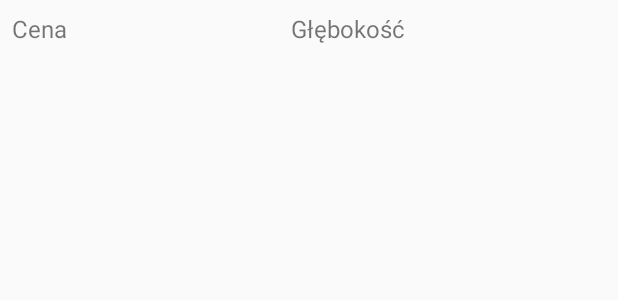
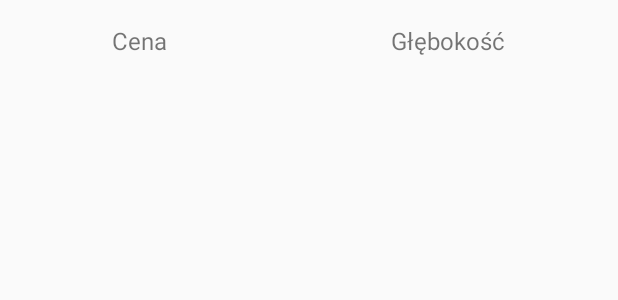
Before and after one commit to bartek0403/BitbayApi, an Android app: the layout recyclerview_row.xml on its own in the app's theme, with its tools: preview values and no code run, on a phone screen of 412 x 824 dp. Shown: the top 300 px of the screen. Run offline under Robolectric (Android 15) with nearby library versions, the phone set to English and light mode, and no system bars.

Commit message:
Layout tweaks

```diff
--- a/app/src/main/java/com/pwr/janek/bitbayapi/MainActivityFeatures/MainActivity.java
+++ b/app/src/main/java/com/pwr/janek/bitbayapi/MainActivityFeatures/MainActivity.java
@@ -34,6 +34,7 @@ import butterknife.OnClick;
 import butterknife.OnItemSelected;
 
 //TODO: Poprawić layout
+//TODO: Formatowanie liczb
 
 
 public class MainActivity extends AppCompatActivity implements MVPMainActivityContract.View {
--- a/app/src/main/java/com/pwr/janek/bitbayapi/OrderBookFeatures/Adapter/OrderBookAdapter.java
+++ b/app/src/main/java/com/pwr/janek/bitbayapi/OrderBookFeatures/Adapter/OrderBookAdapter.java
@@ -47,8 +47,8 @@ public class OrderBookAdapter extends RecyclerView.Adapter<OrderBookViewHolder>
             orderBookElement = orderBook.getBids().get(position);
         }
 
-        holder.price.setText(String.valueOf(orderBookElement.get(0)));
-        holder.depth.setText(String.valueOf(orderBookElement.get(1)));
+        holder.price.setText(String.format("%.2f",orderBookElement.get(0)) );
+        holder.depth.setText(String.format("%.8f",orderBookElement.get(1)));
     }
 
     @Override
--- a/app/src/main/res/layout/recyclerview_row.xml
+++ b/app/src/main/res/layout/recyclerview_row.xml
@@ -12,7 +12,9 @@
         android:textSize="16dp"
         android:padding="8dp"
         android:layout_weight="1"
-        android:id="@+id/price_row"/>
+        android:id="@+id/price_row"
+        android:layout_margin="8dp"
+        android:gravity="center"/>
     <TextView
         android:layout_width="wrap_content"
         android:layout_height="wrap_content"
@@ -20,6 +22,8 @@
         android:padding="8dp"
         android:textSize="16dp"
         android:layout_weight="1"
-        android:id="@+id/depth_row"/>
+        android:id="@+id/depth_row"
+        android:layout_margin="8dp"
+        android:gravity="center"/>
 
 </LinearLayout>
```
Also changed, not shown: app/src/main/java/com/pwr/janek/bitbayapi/OrderBookFeatures/AskFragment.java (+9 -0 lines), app/src/main/java/com/pwr/janek/bitbayapi/OrderBookFeatures/BidFragment.java (+8 -0 lines).
